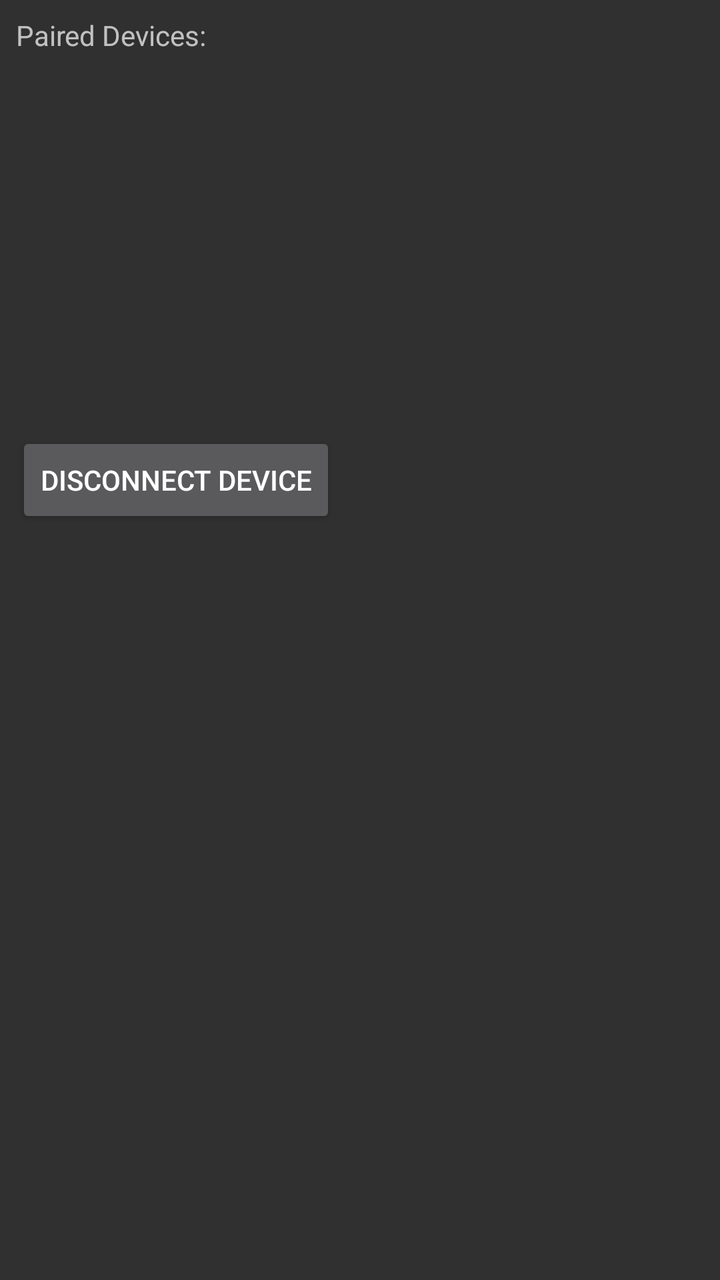
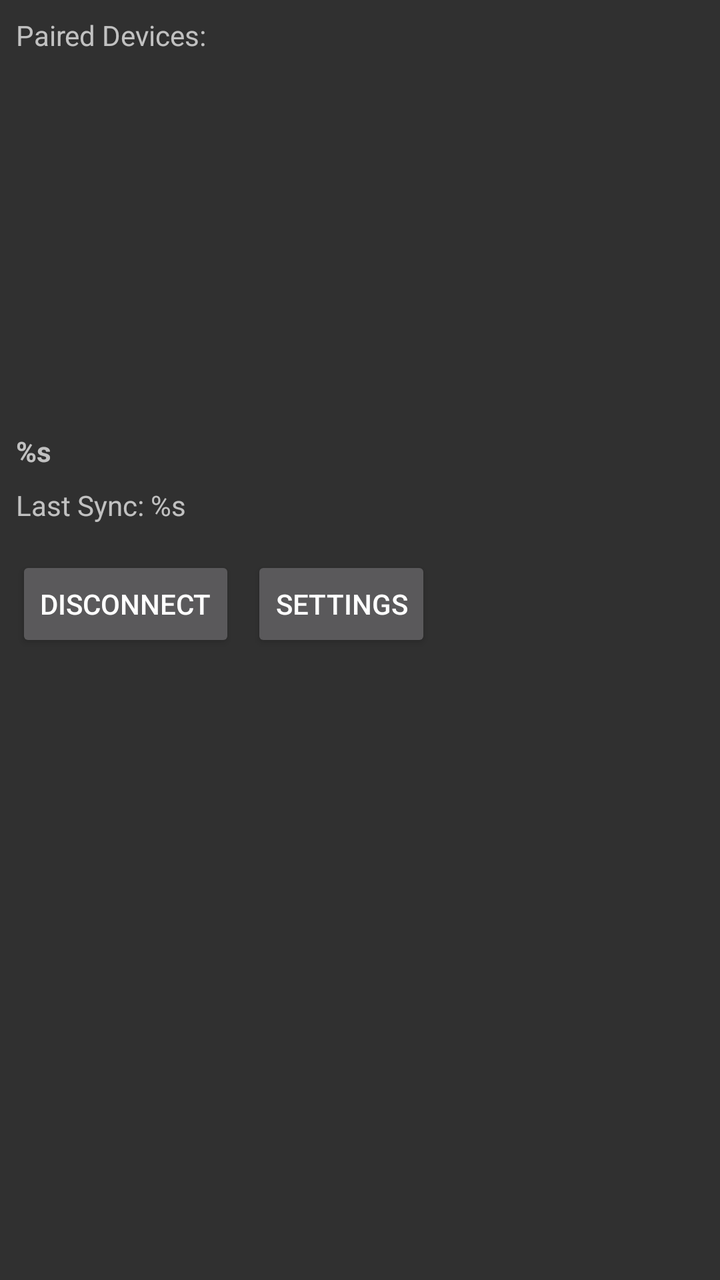

Screens rendered from an Android XML layout before and after an edit, with the pre-edit source and the edit as a unified diff.
<!-- AndroidManifest.xml: application theme AppTheme -->
<!-- res/layout/activity_main.xml -->
<?xml version="1.0" encoding="utf-8"?>
<android.support.v7.widget.LinearLayoutCompat xmlns:android="http://schemas.android.com/apk/res/android"
    xmlns:app="http://schemas.android.com/apk/res-auto"
    xmlns:tools="http://schemas.android.com/tools"
    android:layout_width="match_parent"
    android:layout_height="match_parent"
    android:orientation="vertical"
    tools:context="com.vrpndt.bouncesmsclient.MainActivity">

    <TextView
        android:layout_width="wrap_content"
        android:layout_height="wrap_content"
        android:text="Paired Devices:"
        android:layout_marginTop="8dp"
        android:layout_marginLeft="8dp"/>

    <ListView
        android:layout_width="match_parent"
        android:layout_height="165dp"
        android:id="@+id/btDeviceList"
        android:layout_marginTop="8dp"
        android:layout_marginLeft="8dp"
        android:layout_marginRight="8dp"/>

    

    <Button
        android:layout_width="wrap_content"
        android:layout_height="wrap_content"
        android:id="@+id/dcBtDeviceBtn"
        android:text="Disconnect Device"
        android:layout_marginTop="16dp"
        android:layout_marginLeft="8dp"/>


</android.support.v7.widget.LinearLayoutCompat>
<!-- resources referenced by this layout -->
<resources>
  <style name="AppTheme" parent="Theme.AppCompat">
          
          <item name="colorPrimary">@color/colorPrimary</item>
          <item name="colorPrimaryDark">@color/colorPrimaryDark</item>
          <item name="colorAccent">@color/colorAccent</item>
      </style>
  <color name="colorPrimary">#4F975D</color>
  <color name="colorPrimaryDark">#286632</color>
  <color name="colorAccent">#E2EDAD</color>
</resources>

<!-- the commit's change to res/layout/activity_main.xml (unified diff, before → after) -->
@@ -22,15 +22,46 @@
         android:layout_marginLeft="8dp"
         android:layout_marginRight="8dp"/>
 
-    
-
-    <Button
+    <TextView
+        android:id="@+id/connDeviceName"
         android:layout_width="wrap_content"
         android:layout_height="wrap_content"
-        android:id="@+id/dcBtDeviceBtn"
-        android:text="Disconnect Device"
+        android:text="@string/connDeviceText"
+        android:textStyle="bold"
         android:layout_marginTop="16dp"
         android:layout_marginLeft="8dp"/>
 
+    <TextView
+        android:id="@+id/lastSyncText"
+        android:layout_width="wrap_content"
+        android:layout_height="wrap_content"
+        android:text="@string/lastSyncText"
+        android:layout_marginTop="8dp"
+        android:layout_marginLeft="8dp"/>
+
+    <android.support.v7.widget.LinearLayoutCompat
+        android:layout_width="match_parent"
+        android:layout_height="wrap_content"
+        android:orientation="horizontal"
+        android:layout_marginTop="8dp">
+
+        <Button
+            android:layout_width="wrap_content"
+            android:layout_height="wrap_content"
+            android:id="@+id/dcBtDeviceBtn"
+            android:text="Disconnect"
+            android:layout_marginTop="8dp"
+            android:layout_marginLeft="8dp"/>
+
+        <Button
+            android:layout_width="wrap_content"
+            android:layout_height="wrap_content"
+            android:id="@+id/settingsBtn"
+            android:text="Settings"
+            android:layout_marginTop="8dp"
+            android:layout_marginLeft="8dp"/>
+
+    </android.support.v7.widget.LinearLayoutCompat>
+
 
 </android.support.v7.widget.LinearLayoutCompat>
<!-- resource entries referenced after the edit -->
@@ -1,5 +1,7 @@
 <!-- resources referenced by this layout -->
 <resources>
+  <string name="connDeviceText">"%s"</string>
+  <string name="lastSyncText">"Last Sync: %s"</string>
   <style name="AppTheme" parent="Theme.AppCompat">
           
           <item name="colorPrimary">@color/colorPrimary</item>
